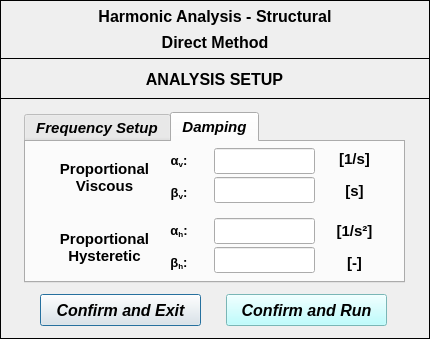
Qt form pulse/uix/user_input/ui/analysisSetupInput_DirectMethod.ui (open-pulse/OpenPulse) before a commit.
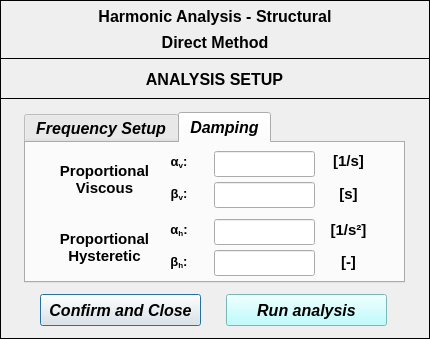
The same form after that commit. The open tabs and pages were chosen to show the change. Icons and pictures are not drawn.

```diff
--- a/pulse/uix/user_input/ui/analysisSetupInput_DirectMethod.ui
+++ b/pulse/uix/user_input/ui/analysisSetupInput_DirectMethod.ui
@@ -146,7 +146,7 @@
     <property name="font">
      <font>
       <family>Arial</family>
-      <pointsize>11</pointsize>
+      <pointsize>12</pointsize>
       <weight>75</weight>
       <italic>true</italic>
       <bold>true</bold>
@@ -431,7 +431,7 @@
         <x>28</x>
         <y>6</y>
         <width>101</width>
-        <height>59</height>
+        <height>61</height>
        </rect>
       </property>
       <layout class="QVBoxLayout" name="verticalLayout_5">
@@ -460,9 +460,9 @@
       <property name="geometry">
        <rect>
         <x>28</x>
-        <y>76</y>
+        <y>74</y>
         <width>101</width>
-        <height>59</height>
+        <height>61</height>
        </rect>
       </property>
       <layout class="QVBoxLayout" name="verticalLayout_6">
@@ -492,7 +492,7 @@
        <rect>
         <x>128</x>
         <y>6</y>
-        <width>49</width>
+        <width>52</width>
         <height>60</height>
        </rect>
       </property>
@@ -565,8 +565,8 @@
       <property name="geometry">
        <rect>
         <x>128</x>
-        <y>76</y>
-        <width>51</width>
+        <y>74</y>
+        <width>52</width>
         <height>60</height>
        </rect>
       </property>
@@ -641,7 +641,7 @@
         <x>188</x>
         <y>6</y>
         <width>101</width>
-        <height>57</height>
+        <height>61</height>
        </rect>
       </property>
       <layout class="QVBoxLayout" name="verticalLayout_9">
@@ -665,7 +665,7 @@
          <property name="font">
           <font>
            <family>Arial</family>
-           <pointsize>9</pointsize>
+           <pointsize>11</pointsize>
            <weight>75</weight>
            <italic>true</italic>
            <bold>true</bold>
@@ -693,7 +693,7 @@
          <property name="font">
           <font>
            <family>Arial</family>
-           <pointsize>9</pointsize>
+           <pointsize>11</pointsize>
            <weight>75</weight>
            <italic>true</italic>
            <bold>true</bold>
@@ -709,10 +709,10 @@
      <widget class="QWidget" name="verticalLayoutWidget_10">
       <property name="geometry">
        <rect>
-        <x>298</x>
+        <x>292</x>
         <y>4</y>
         <width>61</width>
-        <height>60</height>
+        <height>63</height>
        </rect>
       </property>
       <layout class="QVBoxLayout" name="verticalLayout_10">
@@ -783,8 +783,8 @@
      <widget class="QWidget" name="verticalLayoutWidget_11">
       <property name="geometry">
        <rect>
-        <x>298</x>
-        <y>76</y>
+        <x>292</x>
+        <y>74</y>
         <width>61</width>
         <height>60</height>
        </rect>
@@ -858,9 +858,9 @@
       <property name="geometry">
        <rect>
         <x>188</x>
-        <y>76</y>
+        <y>74</y>
         <width>101</width>
-        <height>57</height>
+        <height>61</height>
        </rect>
       </property>
       <layout class="QVBoxLayout" name="verticalLayout_12">
@@ -884,7 +884,7 @@
          <property name="font">
           <font>
            <family>Arial</family>
-           <pointsize>9</pointsize>
+           <pointsize>11</pointsize>
            <weight>75</weight>
            <italic>true</italic>
            <bold>true</bold>
@@ -912,7 +912,7 @@
          <property name="font">
           <font>
            <family>Arial</family>
-           <pointsize>9</pointsize>
+           <pointsize>11</pointsize>
            <weight>75</weight>
            <italic>true</italic>
            <bold>true</bold>
@@ -946,7 +946,7 @@
      </font>
     </property>
     <property name="text">
-     <string>Confirm and Exit</string>
+     <string>Confirm and Close</string>
     </property>
    </widget>
    <widget class="QPushButton" name="pushButton_confirm_run">
@@ -971,7 +971,7 @@
      <string notr="true">background-color: rgb(170, 255, 255);</string>
     </property>
     <property name="text">
-     <string>Confirm and Run</string>
+     <string>Run analysis</string>
     </property>
    </widget>
   </widget>
```
Left out of the diff: 10 changed lines with no effect on the pictures.
